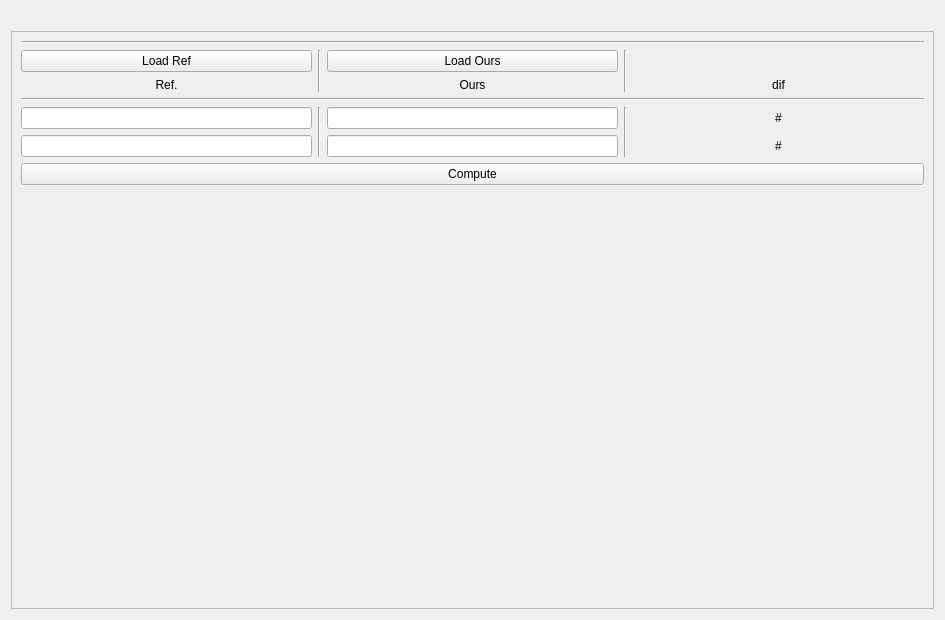
First picture: the form in QUL/AEsimulator/verifyColorChecker/UI.ui, repository YuTing-Fang1999/FIH-tool, before the edit.
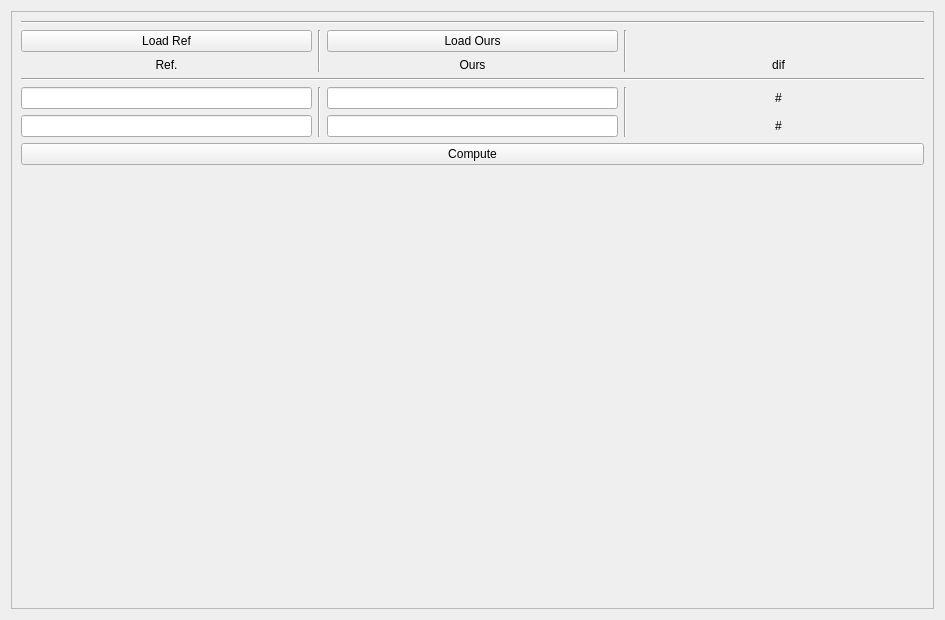
Second picture: the form after the edit.

Patch:
```diff
--- a/QUL/AEsimulator/verifyColorChecker/UI.ui
+++ b/QUL/AEsimulator/verifyColorChecker/UI.ui
@@ -17,13 +17,6 @@
    <string notr="true">QToolTip { color: black; }</string>
   </property>
   <layout class="QVBoxLayout" name="verticalLayout">
-   <item>
-    <widget class="QLabel" name="label_info">
-     <property name="text">
-      <string/>
-     </property>
-    </widget>
-   </item>
    <item>
     <widget class="QScrollArea" name="scrollArea">
      <property name="widgetResizable">
@@ -34,8 +27,8 @@
        <rect>
         <x>0</x>
         <y>0</y>
-        <width>921</width>
-        <height>571</height>
+        <width>931</width>
+        <height>606</height>
        </rect>
       </property>
       <layout class="QVBoxLayout" name="verticalLayout_2">
```
